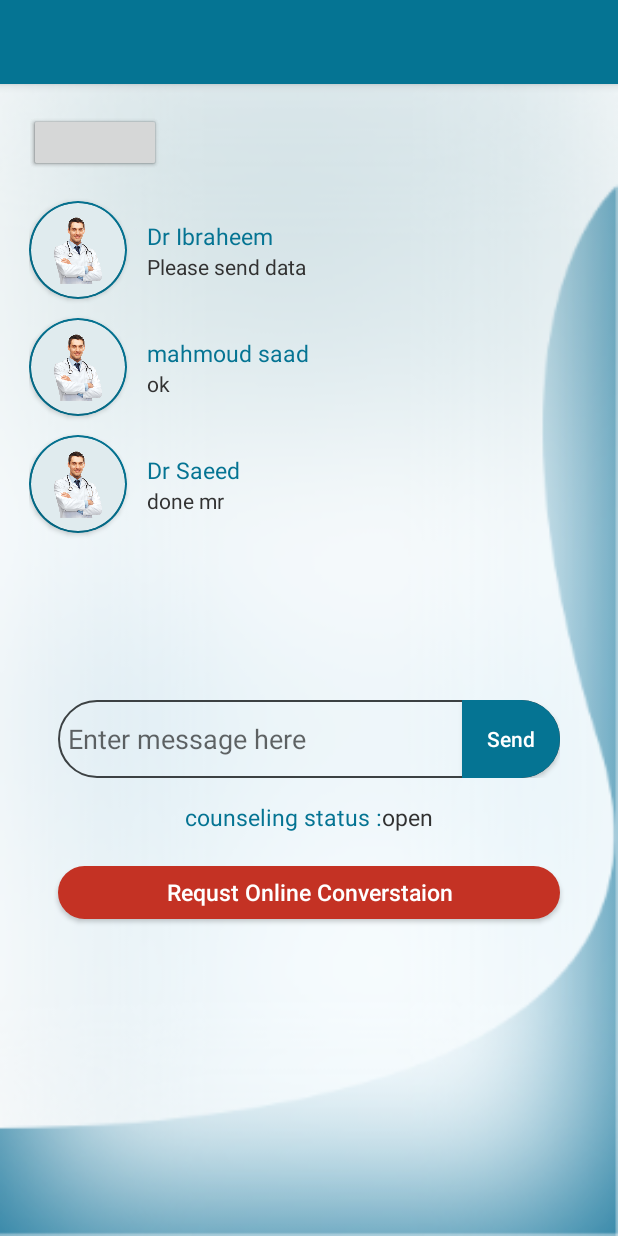
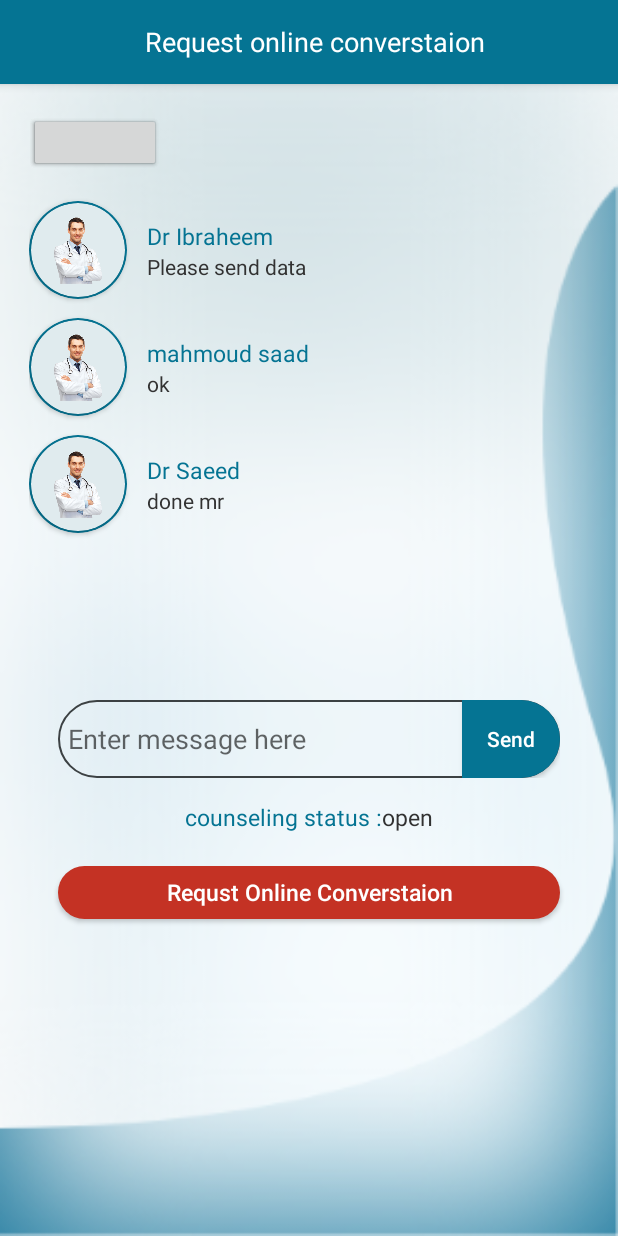
Before and after one commit to BeSolutionsMobile/KonsilAndroid, an Android app: the consulation_result screen opened directly, with no data from a screen before it, on a phone screen of 412 x 824 dp. Run offline under Robolectric (Android 15) with nearby library versions, the light colour scheme and no system bars; our stand-ins replace Picasso, sdp/ssp sizes; libraries missing offline, so code that uses them is left out: co.ceryle.radiorealbutton; plain views replace RadioRealButton, RadioRealButtonGroup; pictures from the network do not load; 3 statements that could not run were skipped.

Commit message:
new commit

```diff
--- a/app/src/main/java/com/besolutions/konsil/scenarios/scenario_Consulation_result/Controller/Consulation_result/consulation_result.java
+++ b/app/src/main/java/com/besolutions/konsil/scenarios/scenario_Consulation_result/Controller/Consulation_result/consulation_result.java
@@ -2,6 +2,7 @@ package com.besolutions.konsil.scenarios.scenario_Consulation_result.Controller.
 
 import android.support.v7.app.AppCompatActivity;
 import android.os.Bundle;
+import android.widget.TextView;
 
 import com.besolutions.konsil.scenarios.scenario_Consulation_result.Controller.Consulation_result.fragment_files.fragment_files;
 import com.besolutions.konsil.scenarios.scenario_Consulation_result.Controller.Consulation_result.fragment_message.Controller.fragement_msg;
@@ -44,5 +45,9 @@ public class consulation_result extends AppCompatActivity {
 
         radioRealButtonGroup.setPosition(0);
 
+        TextView title=(TextView)findViewById(R.id.title);
+        String req_online_con = getResources().getString(R.string.request_online_converstaion);
+        title.setText(req_online_con);
+
     }
 }
--- a/app/src/main/java/com/besolutions/konsil/scenarios/scenario_Consulation_result/Controller/Consulation_result/fragment_message/Controller/fragement_msg.java
+++ b/app/src/main/java/com/besolutions/konsil/scenarios/scenario_Consulation_result/Controller/Consulation_result/fragment_message/Controller/fragement_msg.java
@@ -47,9 +47,9 @@ public class fragement_msg extends Fragment implements View.OnClickListener {
     {
         //ADD DATA
         ArrayList<consulation_list>arrayList=new ArrayList<>();
-        arrayList.add(new consulation_list("1","Dr Ibraheem","Please send data",null));
-        arrayList.add(new consulation_list("1","mahmoud saad","ok",null));
-        arrayList.add(new consulation_list("1","Dr Saeed","done mr ",null));
+        arrayList.add(new consulation_list("1","Dr Ibraheem","Please send data","https://img.medscape.com/thumbnail_library/dt_181213_sad_depressed_pensive_doctor_800x450.jpg"));
+        arrayList.add(new consulation_list("1","mahmoud saad","ok","https://assets.entrepreneur.com/content/3x2/2000/20190502194704-ent19-june-editorsnote.jpeg"));
+        arrayList.add(new consulation_list("1","Dr Saeed","done mr ","https://img.medscape.com/thumbnail_library/dt_181213_sad_depressed_pensive_doctor_800x450.jpg"));
 
         RecyclerView msg_list=(RecyclerView)view.findViewById(R.id.msg_list);
         utils_adapter utils_adapter=new utils_adapter();
--- a/app/src/main/java/com/besolutions/konsil/scenarios/scenario_Consulation_result/Controller/Consulation_result/fragment_message/pattern/consulation_result_adapter.java
+++ b/app/src/main/java/com/besolutions/konsil/scenarios/scenario_Consulation_result/Controller/Consulation_result/fragment_message/pattern/consulation_result_adapter.java
@@ -1,15 +1,18 @@
 package com.besolutions.konsil.scenarios.scenario_Consulation_result.Controller.Consulation_result.fragment_message.pattern;
 
 import android.content.Context;
+import android.media.Image;
 import android.support.annotation.NonNull;
 import android.support.v7.widget.RecyclerView;
 import android.view.LayoutInflater;
 import android.view.View;
 import android.view.ViewGroup;
+import android.widget.ImageView;
 import android.widget.TextView;
 
 import com.besolutions.konsil.R;
 import com.besolutions.konsil.scenarios.scenario_Consulation_result.Controller.Consulation_result.fragment_message.model.consulation_list;
+import com.squareup.picasso.Picasso;
 
 import java.util.ArrayList;
 
@@ -34,6 +37,7 @@ public class consulation_result_adapter extends RecyclerView.Adapter<consulation
     public void onBindViewHolder(@NonNull consulation_result_holder viewHolder, int i) {
      viewHolder.name.setText(mylist.get(i).getName());
      viewHolder.desc.setText(mylist.get(i).getDesc());
+       // Picasso.with(context).load(mylist.get(i).getImg()).into(viewHolder.img);
     }
 
     @Override
@@ -43,10 +47,12 @@ public class consulation_result_adapter extends RecyclerView.Adapter<consulation
 
     class consulation_result_holder extends RecyclerView.ViewHolder {
         TextView name,desc;
+        ImageView img;
         public consulation_result_holder(@NonNull View itemView) {
             super(itemView);
             name=(TextView)itemView.findViewById(R.id.name);
             desc=(TextView)itemView.findViewById(R.id.desc);
+            img=(ImageView)itemView.findViewById(R.id.img);
         }
     }
 }
--- a/app/src/main/java/com/besolutions/konsil/scenarios/scenario_doctor_list/pattern/doctor_adapter.java
+++ b/app/src/main/java/com/besolutions/konsil/scenarios/scenario_doctor_list/pattern/doctor_adapter.java
@@ -15,6 +15,7 @@ import android.widget.TextView;
 import com.besolutions.konsil.R;
 import com.besolutions.konsil.scenarios.scenario_doctor_info.Controller.doctor_info;
 import com.besolutions.konsil.scenarios.scenario_doctor_list.model.doctor_list_items;
+import com.squareup.picasso.Picasso;
 
 import java.util.ArrayList;
 
@@ -37,6 +38,7 @@ public class doctor_adapter extends RecyclerView.Adapter<doctor_adapter.doctor_h
 
     @Override
     public void onBindViewHolder(@NonNull doctor_holder viewHolder, int i) {
+    Picasso.with(context).load(mylist.get(i).getImg()).into(viewHolder.doctor_img);
     viewHolder.name.setText(mylist.get(i).getName().toString());
     viewHolder.degree.setText(mylist.get(i).getDegree().toString());
     viewHolder.rating.setRating(mylist.get(i).getRate());
--- a/app/src/main/java/com/besolutions/konsil/scenarios/scenario_login/Controller/login.java
+++ b/app/src/main/java/com/besolutions/konsil/scenarios/scenario_login/Controller/login.java
@@ -50,4 +50,10 @@ public class login extends AppCompatActivity implements View.OnClickListener {
             startActivity(new Intent(this, sign_up.class));
         }
     }
+
+    @Override
+    protected void onStop() {
+        super.onStop();
+        finish();
+    }
 }
--- a/app/src/main/java/com/besolutions/konsil/scenarios/scenario_mian_page/Controller/main_screen.java
+++ b/app/src/main/java/com/besolutions/konsil/scenarios/scenario_mian_page/Controller/main_screen.java
@@ -173,11 +173,7 @@ public class main_screen extends AppCompatActivity implements NavigationDrawerCa
         return super.onOptionsItemSelected(item);
     }
 
-    @Override
-    protected void onPause() {
-        super.onPause();
-        finish();
-    }
+
 
     @Override
     public void onClick(View v) {
--- a/app/src/main/java/com/besolutions/konsil/scenarios/scenario_my_consultations/pattern/my_consultations_adapter.java
+++ b/app/src/main/java/com/besolutions/konsil/scenarios/scenario_my_consultations/pattern/my_consultations_adapter.java
@@ -43,7 +43,7 @@ public class my_consultations_adapter extends RecyclerView.Adapter<my_consultati
       viewHolder.item.setOnClickListener(new View.OnClickListener() {
           @Override
           public void onClick(View v) {
-           context.startActivity(new Intent(context, doctor_info.class));
+         //  context.startActivity(new Intent(context, doctor_info.class));
           }
       });
       viewHolder.view.setOnClickListener(new View.OnClickListener() {
--- a/app/src/main/java/com/besolutions/konsil/scenarios/scenario_request_online_conversation/pattern/conversation_item_adapter.java
+++ b/app/src/main/java/com/besolutions/konsil/scenarios/scenario_request_online_conversation/pattern/conversation_item_adapter.java
@@ -47,12 +47,10 @@ public class conversation_item_adapter extends RecyclerView.Adapter<conversation
 
                    if(index!=position)
                    {
-                       Toast.makeText(context, ""+position, Toast.LENGTH_SHORT).show();
-                       mylist.get(index).setStatus(false);
+                       mylist.get(index).setStatus(true);
                        viewHolder.radio_txt.setChecked(mylist.get(index).getStatus());
                    }else
                        {
-                           Toast.makeText(context, "ccczz"+position, Toast.LENGTH_SHORT).show();
 
                            mylist.get(index).setStatus(true);
                            viewHolder.radio_txt.setChecked(mylist.get(index).getStatus());
--- a/app/src/main/java/com/besolutions/konsil/scenarios/scenario_splash_screen/Controller/splash_screen.java
+++ b/app/src/main/java/com/besolutions/konsil/scenarios/scenario_splash_screen/Controller/splash_screen.java
@@ -33,4 +33,9 @@ public class splash_screen extends AppCompatActivity {
         circleIndicator.setViewPager(viewPager);
     }
 
+    @Override
+    protected void onStop() {
+        super.onStop();
+        finish();
+    }
 }
--- a/app/src/main/java/com/besolutions/konsil/scenarios/scenario_welcome_tour/scenario_welcome_tour.java
+++ b/app/src/main/java/com/besolutions/konsil/scenarios/scenario_welcome_tour/scenario_welcome_tour.java
@@ -12,4 +12,10 @@ public class scenario_welcome_tour extends AppCompatActivity {
         super.onCreate(savedInstanceState);
         setContentView(R.layout.scenario_welcome_tour);
     }
+
+    @Override
+    protected void onStop() {
+        super.onStop();
+        finish();
+    }
 }
--- a/app/src/main/res/layout/message_iten.xml
+++ b/app/src/main/res/layout/message_iten.xml
@@ -22,6 +22,7 @@
             <ImageView
                 android:layout_width="@dimen/_35sdp"
                 android:layout_height="@dimen/_35sdp"
+                android:id="@+id/img"
                 android:src="@drawable/doctor_one"
                 android:layout_gravity="center"
                 />
--- a/app/src/main/res/values/strings.xml
+++ b/app/src/main/res/values/strings.xml
@@ -51,7 +51,7 @@
     <string name="orrr">OR</string>
     <string name="full_name">Full Name</string>
     <string name="accept_all_items_and_conditions">Accept All Items And Conditions</string>
-    <string name="Specialist">Special list</string>
+    <string name="Specialist">Specialities List</string>
     <string name="degrees">Degree :</string>
     <string name="rate">Rate :</string>
     <string name="doc_filters">Doctors Filters</string>
--- a/build.gradle
+++ b/build.gradle
@@ -5,6 +5,10 @@ buildscript {
     repositories {
         google()
         jcenter()
+        maven {
+            url "https://maven.google.com"
+            maven { url "https://jitpack.io" }
+        }
     }
     dependencies {
         classpath 'com.android.tools.build:gradle:3.2.1'
```
Also changed, not shown: app/src/main/java/com/besolutions/konsil/scenarios/scenario_doctor_list/Controller/doctor_list.java (+5 -5 lines), app/src/main/res/layout/be_a_doctor.xml (+10 -0 lines), app/src/main/res/drawable-xhdpi/ahmedddd.png (added), app/src/main/res/drawable-xhdpi/at.png (added), app/src/main/res/drawable-xhdpi/omar.png (added), app/src/main/res/drawable-xhdpi/person_name.png (added), app/src/main/res/drawable-xhdpi/saeed.png (added).
